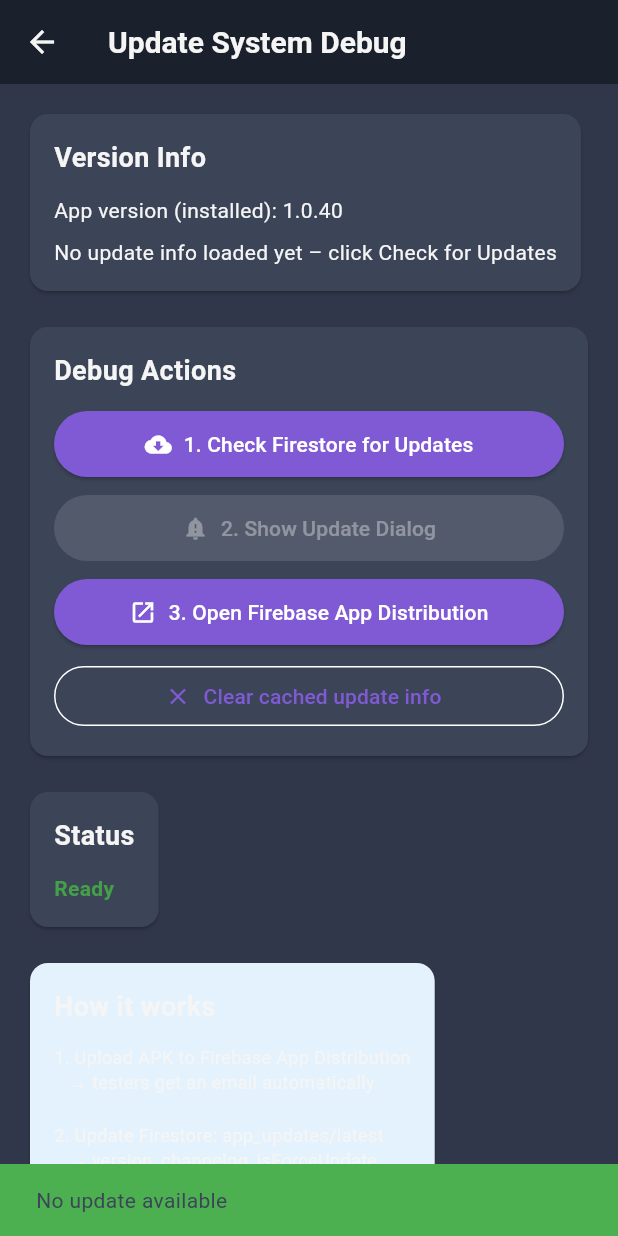
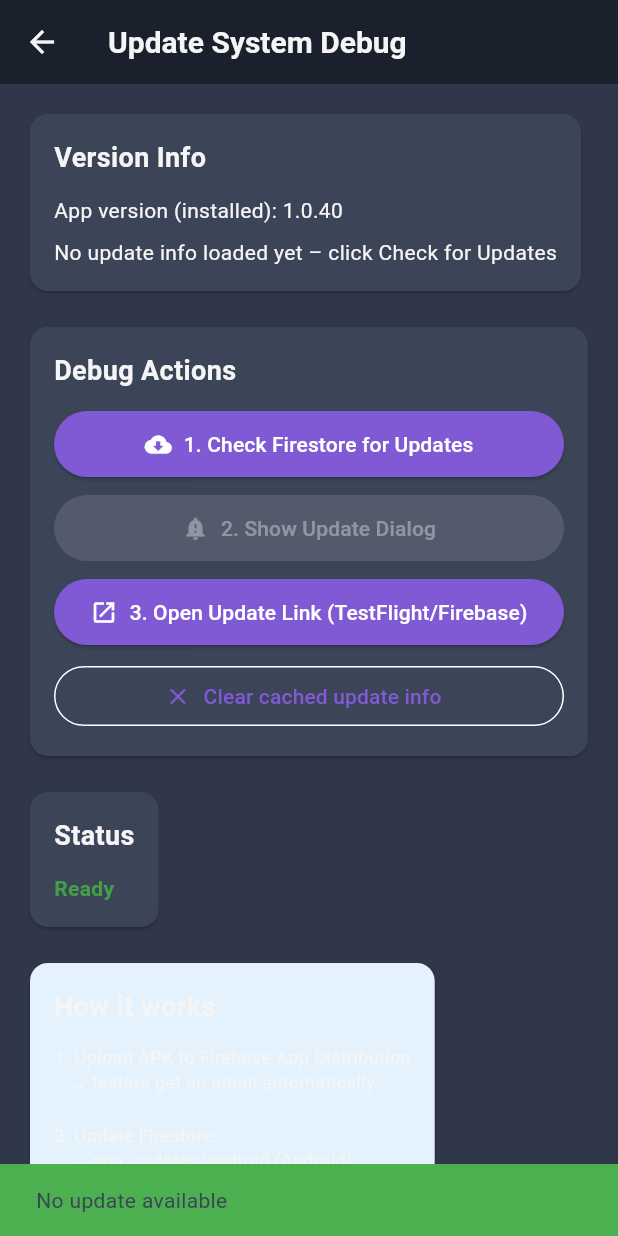
Before and after one commit to buddymajki/SAFETY_Flightdeck2, a Flutter app: the UpdateSystemDebugScreen screen opened directly, after a tap on "1. Check Firestore for Updates", on a phone screen of 412 x 824 dp. Run offline on Flutter 3.47's test engine with Material 3 defaults, Android fonts, the phone set to English and light mode, and no system bars; our stand-ins replace battery_plus, cloud_firestore, connectivity_plus, file_picker, firebase_auth, firebase_core and 6 more; accounts and stored records are empty; project files that could hold a hidden picture were left out.

Commit message:
Fix iOS signing and platform update links

```diff
--- a/lib/screens/update_debug_screen.dart
+++ b/lib/screens/update_debug_screen.dart
@@ -115,7 +115,7 @@ class _UpdateSystemDebugScreenState extends State<UpdateSystemDebugScreen> {
                                       barrierDismissible: false,
                                       builder: (_) => UpdateDialog(
                                         onSkip: () => debugPrint('[Debug] skipped'),
-                                        onUpdate: () => debugPrint('[Debug] opened Firebase'),
+                                        onUpdate: () => debugPrint('[Debug] opened update link'),
                                       ),
                                     );
                                   },
@@ -123,13 +123,13 @@ class _UpdateSystemDebugScreenState extends State<UpdateSystemDebugScreen> {
                         ),
                         const SizedBox(height: 8),
 
-                        // 3. Open Firebase App Distribution
+                        // 3. Open platform update link
                         SizedBox(
                           width: double.infinity,
                           child: ElevatedButton.icon(
                             icon: const Icon(Icons.open_in_new),
-                            label: const Text('3. Open Firebase App Distribution'),
-                            onPressed: () => updateService.openFirebaseAppDistribution(),
+                            label: const Text('3. Open Update Link (TestFlight/Firebase)'),
+                            onPressed: () => updateService.openAppUpdateLink(),
                           ),
                         ),
                         const SizedBox(height: 8),
@@ -198,8 +198,10 @@ class _UpdateSystemDebugScreenState extends State<UpdateSystemDebugScreen> {
                         Text(
                           '1. Upload APK to Firebase App Distribution\n'
                           '   → testers get an email automatically\n\n'
-                          '2. Update Firestore: app_updates/latest\n'
-                          '   → version, changelog, isForceUpdate\n\n'
+                          '2. Update Firestore:\n'
+                          '   → app_updates/android (Android)\n'
+                          '   → app_updates/ios (iOS)\n'
+                          '   → app_updates/latest (fallback)\n\n'
                           '3. App checks Firestore on startup\n'
                           '   → shows dialog if newer version found\n\n'
                           'isForceUpdate: true  →  no "Later" button\n'
--- a/lib/services/update_service.dart
+++ b/lib/services/update_service.dart
@@ -1,3 +1,4 @@
+import 'package:flutter/foundation.dart' show TargetPlatform, defaultTargetPlatform, kIsWeb;
 import 'package:flutter/material.dart';
 import 'package:cloud_firestore/cloud_firestore.dart';
 import 'package:url_launcher/url_launcher.dart';
@@ -78,36 +79,71 @@ class UpdateService extends ChangeNotifier {
   //
   // Hogyan kell karbantartani:
   //   Amikor új APK-t töltösz fel Firebase App Distribution-ba,
-  //   früssítsd a Firestore-ban az alábbi dokumentumot:
+  //   a release.ps1 script automatikusan frissíti a Firestore-t:
   //
   //   Collection: app_updates
-  //   Document:   latest
+  //   Documents:  android, ios, latest
   //   Mezők:
-  //     version:       "1.0.30"
+  //     version:       "1.0.40"
   //     changelog:     "Bug fixes, new features..."
   //     isForceUpdate: false
   //
+  //   Az app először a platform-specifikus dokumentumot olvassa
+  //   (android/ios), majd fallback a 'latest' dokumentumra.
   // ============================================================
+
+  /// Returns the platform-specific Firestore document ID ("android" or "ios")
+  String get _platformDocId {
+    if (kIsWeb) return 'latest';
+
+    switch (defaultTargetPlatform) {
+      case TargetPlatform.iOS:
+        return 'ios';
+      case TargetPlatform.android:
+        return 'android';
+      default:
+        return 'latest';
+    }
+  }
+
   Future<bool> checkForUpdates() async {
     try {
       _isChecking = true;
       _lastError = '';
       notifyListeners();
 
-      final doc = await _firestore
+      // Web: no in-app update prompts
+      if (kIsWeb) {
+        _isChecking = false;
+        notifyListeners();
+        return false;
+      }
+
+      // 1) Try platform-specific document first (android / ios)
+      final platformId = _platformDocId;
+      DocumentSnapshot doc = await _firestore
           .collection('app_updates')
-          .doc('latest')
+          .doc(platformId)
           .get();
 
+      // 2) Fallback to 'latest' if platform doc doesn't exist
       if (!doc.exists) {
-        debugPrint('[Update] Firestore app_updates/latest document does not exist.');
+        debugPrint('[Update] app_updates/$platformId not found, trying app_updates/latest...');
+        doc = await _firestore
+            .collection('app_updates')
+            .doc('latest')
+            .get();
+      }
+
+      if (!doc.exists) {
+        debugPrint('[Update] Firestore app_updates document does not exist (tried: $platformId, latest).');
         _isChecking = false;
         notifyListeners();
         return false;
       }
 
       _updateInfo = UpdateInfo.fromFirestore(doc);
-      debugPrint('[Update] Firestore version: ${_updateInfo!.version}, current: $appVersion');
+      debugPrint('[Update] Firestore version: ${_updateInfo!.version} (from ${doc.id}), current: $appVersion');
 
       final hasUpdate = _compareVersions(_updateInfo!.version, appVersion) > 0;
 
@@ -146,6 +182,34 @@ class UpdateService extends ChangeNotifier {
       }
     } catch (e) {
       debugPrint('[Update] Error opening Firebase App Distribution: $e');
+    }
+  }
+
+  /// Open the correct update destination depending on platform.
+  ///
+  /// - iOS: opens TestFlight
+  /// - Android: opens Firebase App Distribution tester portal
+  /// - Web: no-op
+  Future<void> openAppUpdateLink() async {
+    if (kIsWeb) return;
+
+    if (defaultTargetPlatform == TargetPlatform.iOS) {
+      // Opens the TestFlight app (or prompts install if not available)
+      final uri = Uri.parse('itms-beta://');
+      try {
+        final launched = await launchUrl(uri, mode: LaunchMode.externalApplication);
+        if (!launched) {
+          debugPrint('[Update] Could not launch TestFlight.');
+        }
+      } catch (e) {
+        debugPrint('[Update] Error opening TestFlight: $e');
+      }
+      return;
+    }
+
+    if (defaultTargetPlatform == TargetPlatform.android) {
+      await openFirebaseAppDistribution();
+      return;
     }
   }
 
--- a/lib/widgets/update_dialog.dart
+++ b/lib/widgets/update_dialog.dart
@@ -1,4 +1,5 @@
 import 'package:flutter/material.dart';
+import 'package:flutter/foundation.dart' show TargetPlatform, defaultTargetPlatform, kIsWeb;
 import 'package:provider/provider.dart';
 import '../services/update_service.dart';
 import '../services/app_config_service.dart';
@@ -36,7 +37,15 @@ class _UpdateDialogState extends State<UpdateDialog> {
       'it': 'Una nuova versione è stata inviata tramite Firebase App Distribution.\nControlla la tua email per il link di download.',
       'fr': 'Une nouvelle version vous a été envoyée via Firebase App Distribution.\nVérifiez votre e-mail pour le lien de téléchargement.',
     },
+    'testflight_info': {
+      'en': 'A new version is available via TestFlight.\nOpen TestFlight and update the app.',
+      'de': 'Eine neue Version ist über TestFlight verfügbar.\nÖffnen Sie TestFlight und aktualisieren Sie die App.',
+      'hu': 'Új verzió elérhető TestFlight-on.\nNyisd meg a TestFlightot és frissítsd az appot.',
+      'it': 'È disponibile una nuova versione tramite TestFlight.\nApri TestFlight e aggiorna l’app.',
+      'fr': 'Une nouvelle version est disponible via TestFlight.\nOuvrez TestFlight et mettez l’app à jour.',
+    },
     'open_firebase': {'en': 'Open Firebase App Distribution', 'de': 'Firebase App Distribution öffnen', 'hu': 'Firebase App Distribution megnyêtása', 'it': 'Apri Firebase App Distribution', 'fr': 'Ouvrir Firebase App Distribution'},
+    'open_testflight': {'en': 'Open TestFlight', 'de': 'TestFlight öffnen', 'hu': 'TestFlight megnyitása', 'it': 'Apri TestFlight', 'fr': 'Ouvrir TestFlight'},
     'later': {'en': 'Later', 'de': 'Später', 'hu': 'Később', 'it': 'Più tardi', 'fr': 'Plus tard'},
     // Régi szövegek – kommentálva (GitHub/GDrive letöltés)
     // 'downloading': {'en': 'Downloading...', 'de': 'Wird heruntergeladen...'},
@@ -61,6 +70,8 @@ class _UpdateDialogState extends State<UpdateDialog> {
       builder: (context, updateService, _) {
         final updateInfo = updateService.updateInfo;
         if (updateInfo == null) return const SizedBox.shrink();
+
+        final isIOS = !kIsWeb && defaultTargetPlatform == TargetPlatform.iOS;
 
         return Dialog(
           insetPadding: const EdgeInsets.symmetric(horizontal: 24.0, vertical: 24.0),
@@ -98,7 +109,7 @@ class _UpdateDialogState extends State<UpdateDialog> {
                       const SizedBox(height: 4),
                       Text(updateInfo.changelog, style: const TextStyle(fontSize: 12)),
                       const SizedBox(height: 16),
-                      // Firebase App Distribution tájékoztató
+                      // Platform-specific distribution info
                       Container(
                         padding: const EdgeInsets.all(12),
                         decoration: BoxDecoration(
@@ -109,11 +120,15 @@ class _UpdateDialogState extends State<UpdateDialog> {
                         child: Row(
                           crossAxisAlignment: CrossAxisAlignment.start,
                           children: [
-                            const Icon(Icons.email_outlined, color: Colors.blue, size: 20),
+                            Icon(
+                              isIOS ? Icons.ios_share : Icons.email_outlined,
+                              color: Colors.blue,
+                              size: 20,
+                            ),
                             const SizedBox(width: 8),
                             Expanded(
                               child: Text(
-                                _getText('firebase_info', lang),
+                                _getText(isIOS ? 'testflight_info' : 'firebase_info', lang),
                                 style: TextStyle(fontSize: 12, color: Colors.blue.shade800),
                               ),
                             ),
@@ -140,9 +155,9 @@ class _UpdateDialogState extends State<UpdateDialog> {
                       const SizedBox(width: 8),
                       ElevatedButton.icon(
                         icon: const Icon(Icons.open_in_new, size: 16),
-                        label: Text(_getText('open_firebase', lang)),
+                        label: Text(_getText(isIOS ? 'open_testflight' : 'open_firebase', lang)),
                         onPressed: () async {
-                          await updateService.openFirebaseAppDistribution();
+                          await updateService.openAppUpdateLink();
                           widget.onUpdate();
                           if (context.mounted) Navigator.of(context).pop();
                         },
```
Also changed, not shown: 2 other files.
